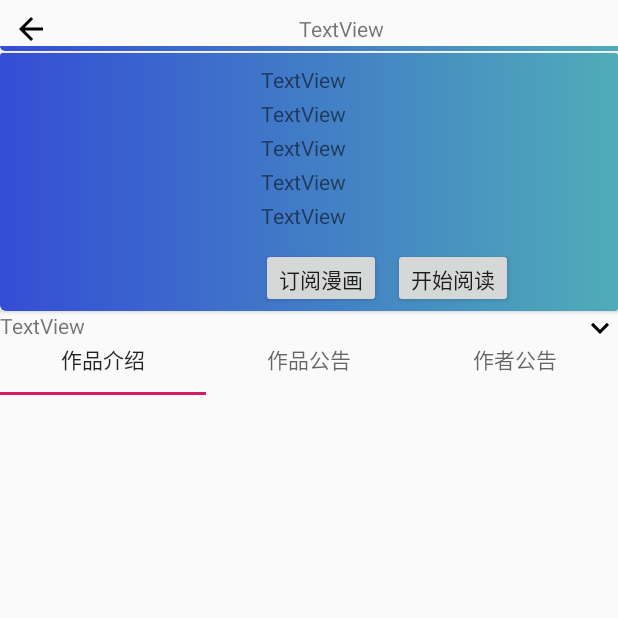
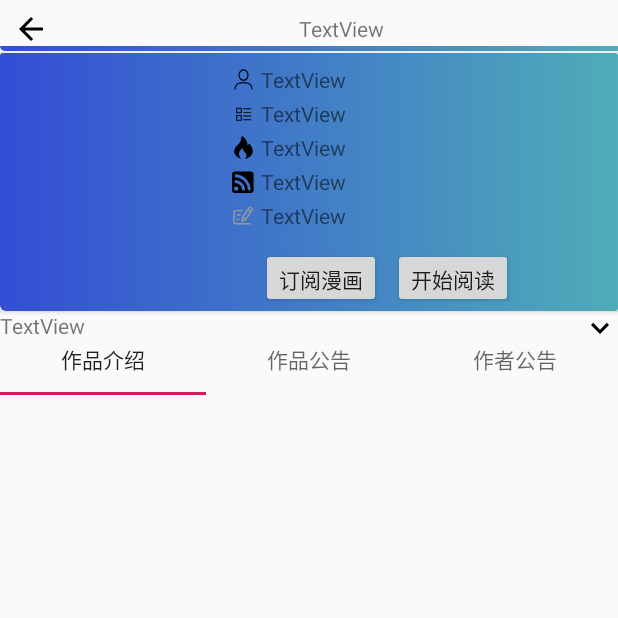
Before and after one commit to lw-mengo/MyDMZJ, an Android app: the ComicDetailFragment screen opened through its navigation route, on a phone screen of 412 x 824 dp, the top half of it. Run offline under Robolectric (Android 15) with nearby library versions, the phone set to English and light mode, and no system bars; our stand-ins replace Dagger/Hilt's generated code, navigation-ui; libraries missing offline, so code that uses them is left out: com.youth.banner; pictures from the network do not load; 1 statement that could not run was skipped.

Commit message:
添加了漫画详情页的图标

```diff
--- a/app/src/main/java/com/study/mydmzj/adapters/NewsRecycleViewAdapter.java
+++ b/app/src/main/java/com/study/mydmzj/adapters/NewsRecycleViewAdapter.java
@@ -72,4 +72,7 @@ public class NewsRecycleViewAdapter extends RecyclerView.Adapter<NewsRecycleView
 
         }
     }
+
+    //TODO 加一个item的点击事件
+
 }
--- a/app/src/main/java/com/study/mydmzj/second_ui_fragment/ComicDetailViewModel.java
+++ b/app/src/main/java/com/study/mydmzj/second_ui_fragment/ComicDetailViewModel.java
@@ -40,6 +40,5 @@ public class ComicDetailViewModel extends ViewModel implements DataCallback<Comi
         Log.d("error", "failed: " + result);
     }
 
-    // TODO: Implement the
 
 }
--- /dev/null
+++ b/app/src/main/res/drawable/ic_comic_author.xml
@@ -0,0 +1,6 @@
+<vector android:height="20dp" android:viewportHeight="1024"
+    android:viewportWidth="1024" android:width="20dp" xmlns:android="http://schemas.android.com/apk/res/android">
+    <path android:fillColor="#FF000000" android:pathData="M512.5,574.35c-60.25,0 -116.68,-27.23 -158.89,-76.68 -41.31,-48.4 -64.06,-112.52 -64.06,-180.54 0,-68.03 22.75,-132.14 64.06,-180.54C395.82,87.13 452.25,59.9 512.5,59.9c60.26,0 116.68,27.23 158.89,76.67 41.31,48.4 64.07,112.52 64.07,180.55 0,68.03 -22.75,132.15 -64.07,180.54C629.18,547.11 572.75,574.35 512.5,574.35L512.5,574.35zM512.5,106.16c-97.43,0 -176.7,94.64 -176.7,210.97 0,116.33 79.27,210.97 176.7,210.97 97.44,0 176.7,-94.64 176.7,-210.97C689.2,200.79 609.94,106.16 512.5,106.16L512.5,106.16zM512.5,106.16"/>
+    <path android:fillColor="#FF000000" android:pathData="M116.42,964.73c-0.89,-4.89 -21.1,-120.97 58.79,-216.88 66.34,-79.64 179.89,-120.02 337.5,-120.02l0,46.25c-78.19,0 -144.81,10.6 -198.01,31.51 -43.49,17.09 -78.47,41.27 -103.95,71.87 -66.18,79.45 -49.02,177.93 -48.84,178.92L116.42,964.73 116.42,964.73zM116.42,964.73"/>
+    <path android:fillColor="#FF000000" android:pathData="M908.57,964.73l-45.49,-8.36 22.74,4.18 -22.75,-4.12c0.04,-0.25 4.46,-25.75 0.37,-60.77 -5.35,-45.86 -22.04,-85.79 -49.59,-118.67 -25.53,-30.47 -60.51,-54.55 -103.98,-71.56 -53.13,-20.8 -119.61,-31.34 -197.6,-31.34L512.28,627.82c157.61,0 271.16,40.38 337.51,120.02C929.68,843.76 909.47,959.83 908.57,964.73L908.57,964.73zM908.57,964.73"/>
+</vector>
--- /dev/null
+++ b/app/src/main/res/drawable/ic_comic_static.xml
@@ -0,0 +1,4 @@
+<vector android:height="20dp" android:viewportHeight="1024"
+    android:viewportWidth="1024" android:width="20dp" xmlns:android="http://schemas.android.com/apk/res/android">
+    <path android:fillColor="#999999" android:pathData="M300.71,652.91c41.7,0 41.7,65.14 0,65.14L227.56,718.05c-41.7,0.11 -41.7,-65.14 0,-65.14h73.16zM227.5,457.33h130.1c41.7,0 41.7,65.19 0,65.19L227.56,522.52c-41.7,0 -41.7,-65.19 0,-65.19zM56.89,359.54a97.74,97.74 0,0 1,97.51 -97.74h316.98c19.34,0 32.54,15.25 32.54,32.6a32.14,32.14 0,0 1,-32.54 32.6L154.45,327a33.51,33.51 0,0 0,-32.54 32.54v456.42c0.46,17.81 14.79,32.09 32.54,32.6h657.24c42.67,0 42.67,65.19 0,65.19L154.4,913.75A97.68,97.68 0,0 1,56.89 815.9L56.89,359.54zM437.93,587.66c0.06,-1.02 0.57,-1.93 1.42,-4.44l304.87,-439.58c10.98,-15.64 27.65,-25.83 47.05,-28.9 21.96,-3.47 45.51,2.67 64.51,16.95l48.36,36.52c19,14.22 31.97,35.5 35.56,58.25 3.19,20.02 -1.08,39.65 -12,55.18l-304.92,439.52a6.54,6.54 0,0 1,-5.4 2.84l-157.35,72.48a28.27,28.27 0,0 1,-28.44 -3.02,30.61 30.61,0 0,1 -11.72,-27.19l18.09,-178.63zM840.93,296.05l36.58,-52.11a17.92,17.92 0,0 0,2.84 -13.08,24.18 24.18,0 0,0 -9.44,-15.36l-48.41,-36.41c-9.1,-6.88 -22.47,-5.8 -28.16,2.33l-36.07,51.37 82.66,63.26zM720.73,286.26l-202.35,293.38 83.23,62.58 201.84,-292.64 -82.72,-63.32zM490.72,631.24l-9.16,90.74 80.38,-37.15 -71.22,-53.59z"/>
+</vector>
--- /dev/null
+++ b/app/src/main/res/drawable/ic_comic_subcript.xml
@@ -0,0 +1,4 @@
+<vector android:height="20dp" android:viewportHeight="1024"
+    android:viewportWidth="1024" android:width="20dp" xmlns:android="http://schemas.android.com/apk/res/android">
+    <path android:fillColor="#FF000000" android:pathData="M832.51,63.49q26.62,0 49.66,10.24t40.45,27.65 27.65,40.45 10.24,49.66l0,704.51q0,26.62 -10.24,49.66t-27.65,40.45 -40.45,27.65 -49.66,10.24l-704.51,0q-26.62,0 -49.66,-10.24t-40.45,-27.65 -27.65,-40.45 -10.24,-49.66l0,-704.51q0,-26.62 10.24,-49.66t27.65,-40.45 40.45,-27.65 49.66,-10.24l704.51,0zM188.42,923.65q19.46,0 36.86,-7.17t30.21,-19.97 19.97,-30.21 7.17,-36.86 -7.17,-36.86 -19.97,-30.21 -30.21,-19.97 -36.86,-7.17q-20.48,0 -37.38,7.17t-30.21,19.97 -20.48,30.21 -7.17,36.86 7.17,36.86 20.48,30.21 30.21,19.97 37.38,7.17zM446.46,897.02l36.86,0q15.36,0 30.21,0.51t31.23,0.51 36.86,-1.02q0,-93.18 -35.84,-175.62t-97.28,-143.87 -143.87,-96.77 -175.62,-35.33q-1.02,24.58 -1.02,39.94l0,28.67q0,14.34 0.51,29.18t0.51,37.38q65.54,0 123.39,24.58t100.86,67.58 68.1,100.86 25.09,123.39zM707.58,894.98q36.86,0 49.15,0.51t18.43,1.54 15.87,1.02 41.47,-2.05q0,-145.41 -55.3,-272.9t-150.53,-222.72 -223.23,-150.53 -273.41,-55.3q-1.02,25.6 -1.02,36.86l0,16.38q0,4.1 0.51,5.63t0.51,7.17 0.51,18.43 0.51,40.45q119.81,0 224.77,45.06t183.3,123.39 123.39,183.3 45.06,223.74z"/>
+</vector>
--- /dev/null
+++ b/app/src/main/res/drawable/ic_comic_type.xml
@@ -0,0 +1,6 @@
+<vector android:height="20dp" android:viewportHeight="1024"
+    android:viewportWidth="1024" android:width="20dp" xmlns:android="http://schemas.android.com/apk/res/android">
+    <path android:fillColor="#FF000000" android:pathData="M516.8,441.3h324.6c11.3,0 20.5,9.2 20.5,20.5s-9.2,20.5 -20.5,20.5H516.8c-11.3,0 -20.5,-9.2 -20.5,-20.5s9.2,-20.5 20.5,-20.5zM516.8,605.1h324.6c11.3,0 20.5,9.2 20.5,20.5s-9.2,20.5 -20.5,20.5H516.8c-11.3,0 -20.5,-9.2 -20.5,-20.5 0,-11.4 9.2,-20.5 20.5,-20.5zM516.8,768.8h324.6c11.3,0 20.5,9.2 20.5,20.5s-9.2,20.5 -20.5,20.5H516.8c-11.3,0 -20.5,-9.2 -20.5,-20.5s9.2,-20.5 20.5,-20.5z"/>
+    <path android:fillColor="#FF000000" android:pathData="M411.3,504.3L206.6,504.3c-12.2,0 -22,-9.9 -22,-22L184.6,277.6c0,-12.1 9.8,-22 22,-22h204.7c12.2,0 22,9.9 22,22v204.6c0,12.2 -9.8,22.1 -22,22.1zM228.6,460.3h160.7L389.3,299.6L228.6,299.6v160.7zM411.3,831.7L206.6,831.7c-12.2,0 -22,-9.9 -22,-22L184.6,605.1c0,-12.1 9.8,-22 22,-22h204.7c12.2,0 22,9.9 22,22v204.7c0,12.1 -9.8,21.9 -22,21.9zM228.6,787.7h160.7L389.3,627.1L228.6,627.1v160.6z"/>
+    <path android:fillColor="#FF000000" android:pathData="M516.8,277.6h324.6c11.3,0 20.5,9.2 20.5,20.5s-9.2,20.5 -20.5,20.5H516.8c-11.3,0 -20.5,-9.2 -20.5,-20.5s9.2,-20.5 20.5,-20.5z"/>
+</vector>
--- /dev/null
+++ b/app/src/main/res/drawable/ic_hot.xml
@@ -0,0 +1,4 @@
+<vector android:height="20dp" android:viewportHeight="1024"
+    android:viewportWidth="1024" android:width="20dp" xmlns:android="http://schemas.android.com/apk/res/android">
+    <path android:fillColor="#FF000000" android:pathData="M770.02,332.77l-77.82,76.8s0,-307.2 -259.62,-409.57c0,0 -25.92,281.6 -155.74,383.94 -129.79,102.46 -389.44,409.57 129.7,639.97 0,0 -259.62,-281.6 77.82,-486.3 0,0 -25.92,102.34 103.87,204.8 129.82,102.37 0,281.6 0,281.6s623.01,-153.63 181.79,-691.23z"/>
+</vector>
--- a/app/src/main/res/layout/comic_detail_fragment.xml
+++ b/app/src/main/res/layout/comic_detail_fragment.xml
@@ -13,7 +13,7 @@
         android:layout_height="22dp"
         android:layout_marginTop="8dp"
         android:backgroundTint="@android:color/transparent"
-        android:src="@drawable/ic_arrow_back_black"
+        app:srcCompat="@drawable/ic_arrow_back_black"
         app:layout_constraintStart_toStartOf="parent"
         app:layout_constraintTop_toTopOf="parent" />
 
@@ -132,6 +132,61 @@
                 app:layout_constraintStart_toEndOf="@+id/button_subscript"
                 app:layout_constraintTop_toTopOf="@+id/button_subscript"
                 tools:text="开始阅读" />
+
+            <ImageView
+                android:id="@+id/imageView10"
+                android:layout_width="15dp"
+                android:layout_height="15dp"
+                android:contentDescription="@string/image_content"
+                app:layout_constraintBottom_toBottomOf="@+id/textView_author"
+                app:layout_constraintEnd_toStartOf="@+id/textView_author"
+                app:layout_constraintStart_toEndOf="@+id/imageView_cover"
+                app:layout_constraintTop_toTopOf="@+id/textView_author"
+                app:srcCompat="@drawable/ic_comic_author" />
+
+            <ImageView
+                android:id="@+id/imageView11"
+                android:layout_width="15dp"
+                android:layout_height="15dp"
+                android:contentDescription="@string/image_content"
+                app:layout_constraintBottom_toBottomOf="@+id/textView_type"
+                app:layout_constraintEnd_toStartOf="@+id/textView_type"
+                app:layout_constraintStart_toEndOf="@+id/imageView_cover"
+                app:layout_constraintTop_toTopOf="@+id/textView_type"
+                app:srcCompat="@drawable/ic_comic_type" />
+
+            <ImageView
+                android:id="@+id/imageView12"
+                android:layout_width="15dp"
+                android:layout_height="15dp"
+                android:contentDescription="@string/image_content"
+                app:layout_constraintBottom_toBottomOf="@+id/textView_click_num"
+                app:layout_constraintEnd_toStartOf="@+id/textView_click_num"
+                app:layout_constraintStart_toEndOf="@+id/imageView_cover"
+                app:layout_constraintTop_toTopOf="@+id/textView_click_num"
+                app:srcCompat="@drawable/ic_hot" />
+
+            <ImageView
+                android:id="@+id/imageView13"
+                android:layout_width="15dp"
+                android:layout_height="15dp"
+                android:contentDescription="@string/image_content"
+                app:layout_constraintBottom_toBottomOf="@+id/textView_subscription_num"
+                app:layout_constraintEnd_toStartOf="@+id/textView_subscription_num"
+                app:layout_constraintStart_toEndOf="@+id/imageView_cover"
+                app:layout_constraintTop_toTopOf="@+id/textView_subscription_num"
+                app:srcCompat="@drawable/ic_comic_subcript" />
+
+            <ImageView
+                android:id="@+id/imageView14"
+                android:layout_width="15dp"
+                android:layout_height="15dp"
+                android:contentDescription="@string/image_content"
+                app:layout_constraintBottom_toBottomOf="@+id/textView_status"
+                app:layout_constraintEnd_toStartOf="@+id/textView_status"
+                app:layout_constraintStart_toEndOf="@+id/imageView_cover"
+                app:layout_constraintTop_toTopOf="@+id/textView_status"
+                app:srcCompat="@drawable/ic_comic_static" />
         </androidx.constraintlayout.widget.ConstraintLayout>
     </androidx.cardview.widget.CardView>
 
--- a/app/src/main/res/navigation/bottom_navigation.xml
+++ b/app/src/main/res/navigation/bottom_navigation.xml
@@ -30,7 +30,13 @@
         android:id="@+id/newsFragment"
         android:name="com.study.mydmzj.ui_fargments.NewsFragment"
         android:label="新闻"
-        tools:layout="@layout/news_fragment" />
+        tools:layout="@layout/news_fragment" >
+        <action
+            android:id="@+id/action_newsFragment_to_webFragment"
+            app:destination="@id/webFragment"
+            app:enterAnim="@anim/nav_default_enter_anim"
+            app:exitAnim="@anim/nav_default_exit_anim" />
+    </fragment>
     <fragment
         android:id="@+id/userFragment"
         android:name="com.study.mydmzj.ui_fargments.UserFragment"
```
